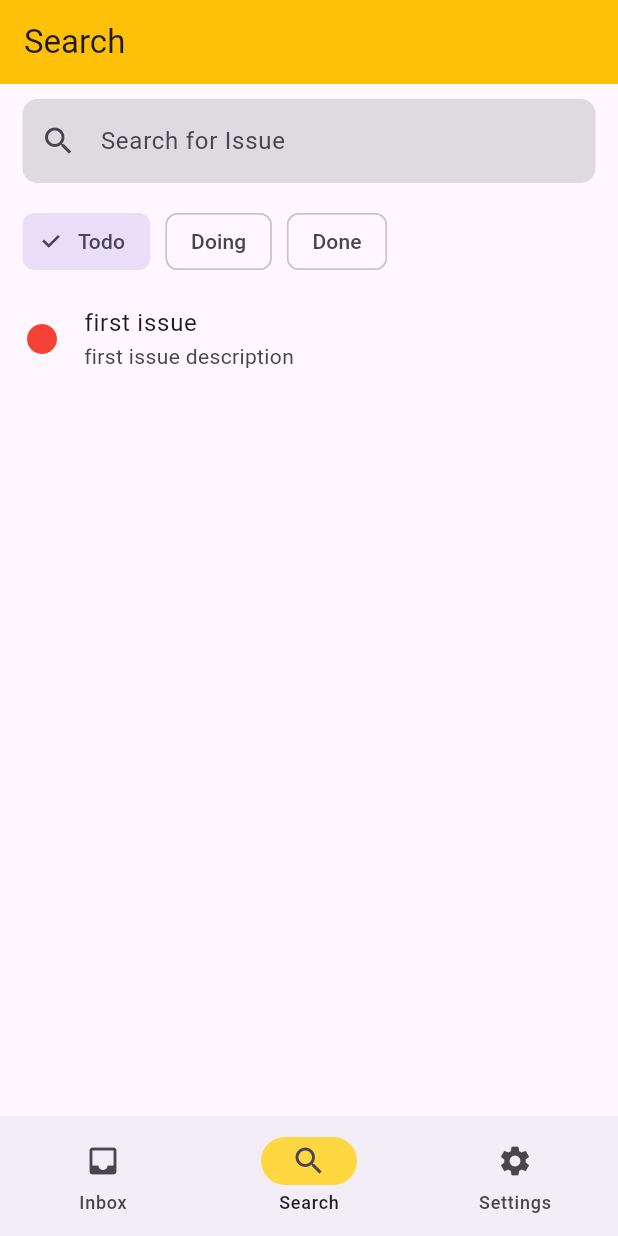
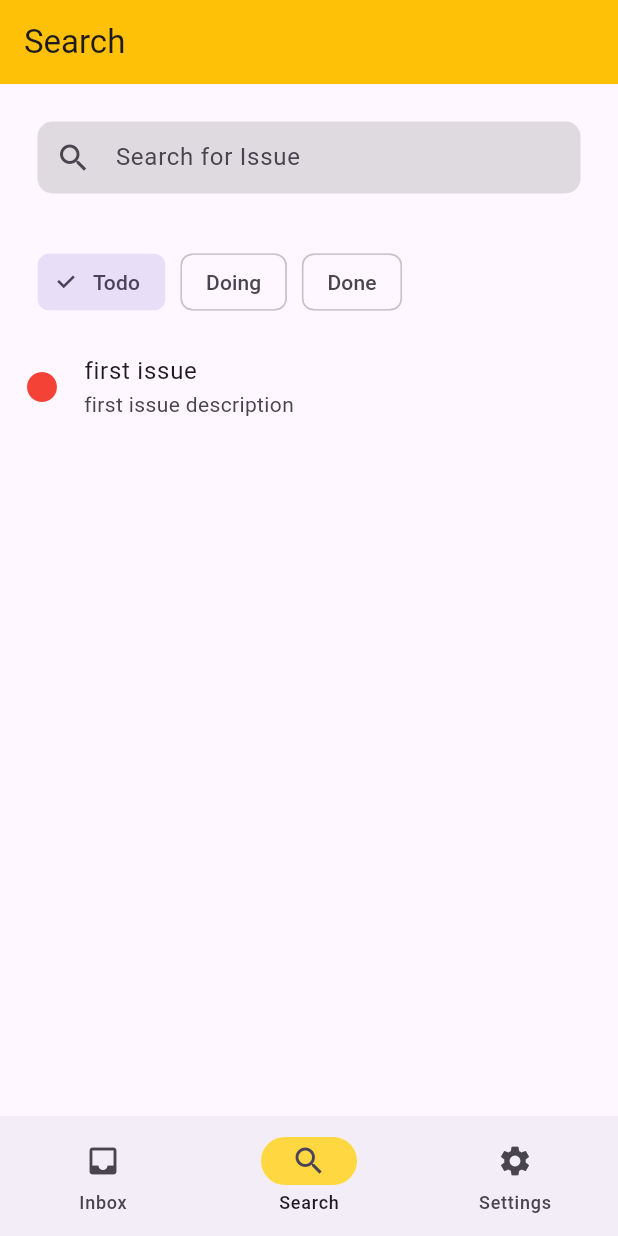
Before and after one commit to moamenhredeen/flutterdemos, a Flutter app: the screen it shows after launch, item 2 of the bottom bar chosen, after a tap on "Todo", on a phone screen of 412 x 824 dp. Run offline on Flutter 3.47's test engine with Material 3 defaults, Android fonts, the phone set to English and light mode, and no system bars; our stand-ins replace go_router.

Commit message:
final touches to the MVVM solution

```diff
--- a/lib/ui/inbox/inbox_view.dart
+++ b/lib/ui/inbox/inbox_view.dart
@@ -1,6 +1,7 @@
 import 'package:demos/data/issue_status.dart';
 import 'package:demos/ui/inbox/inbox_view_model.dart';
 import 'package:demos/ui/widgets/issue_tile.dart';
+import 'package:demos/ui/widgets/new_issue.dart';
 import 'package:flutter/foundation.dart';
 import 'package:flutter/material.dart';
 
@@ -34,6 +35,15 @@ class InboxView extends StatelessWidget {
                 },
               ),
             ),
+            floatingActionButton: FloatingActionButton(
+              onPressed: () {
+                showBottomSheet(
+                    context: context,
+                    builder: (context) => NewIssue());
+              },
+              backgroundColor: Colors.amberAccent,
+              child: Icon(Icons.add),
+            ),
           ),
     );
   }
--- a/lib/ui/search/search_view.dart
+++ b/lib/ui/search/search_view.dart
@@ -20,12 +20,14 @@ class SearchView extends StatelessWidget {
           appBar: AppBar(title: Text("Search"), backgroundColor: Colors.amber),
           body: Column(
             crossAxisAlignment: CrossAxisAlignment.start,
+            spacing: 10,
             children: [
               Padding(
-                padding: EdgeInsets.symmetric(vertical: 10, horizontal: 15),
+                padding: const EdgeInsets.all(25),
                 child: TextField(
                   controller: _searchViewModel.searchController,
                   decoration: InputDecoration(
+                    contentPadding: EdgeInsets.all(0),
                     border: OutlineInputBorder(
                       borderSide: BorderSide.none,
                       borderRadius: BorderRadius.all(Radius.circular(10)),
@@ -38,10 +40,7 @@ class SearchView extends StatelessWidget {
                 ),
               ),
               Padding(
-                padding: const EdgeInsets.symmetric(
-                  vertical: 5,
-                  horizontal: 15,
-                ),
+                padding: const EdgeInsets.symmetric(horizontal: 25),
                 child: Wrap(
                   spacing: 10,
                   children: [
```
Also changed, not shown: lib/ui/widgets/new_issue.dart (added, +46 -0 lines).
